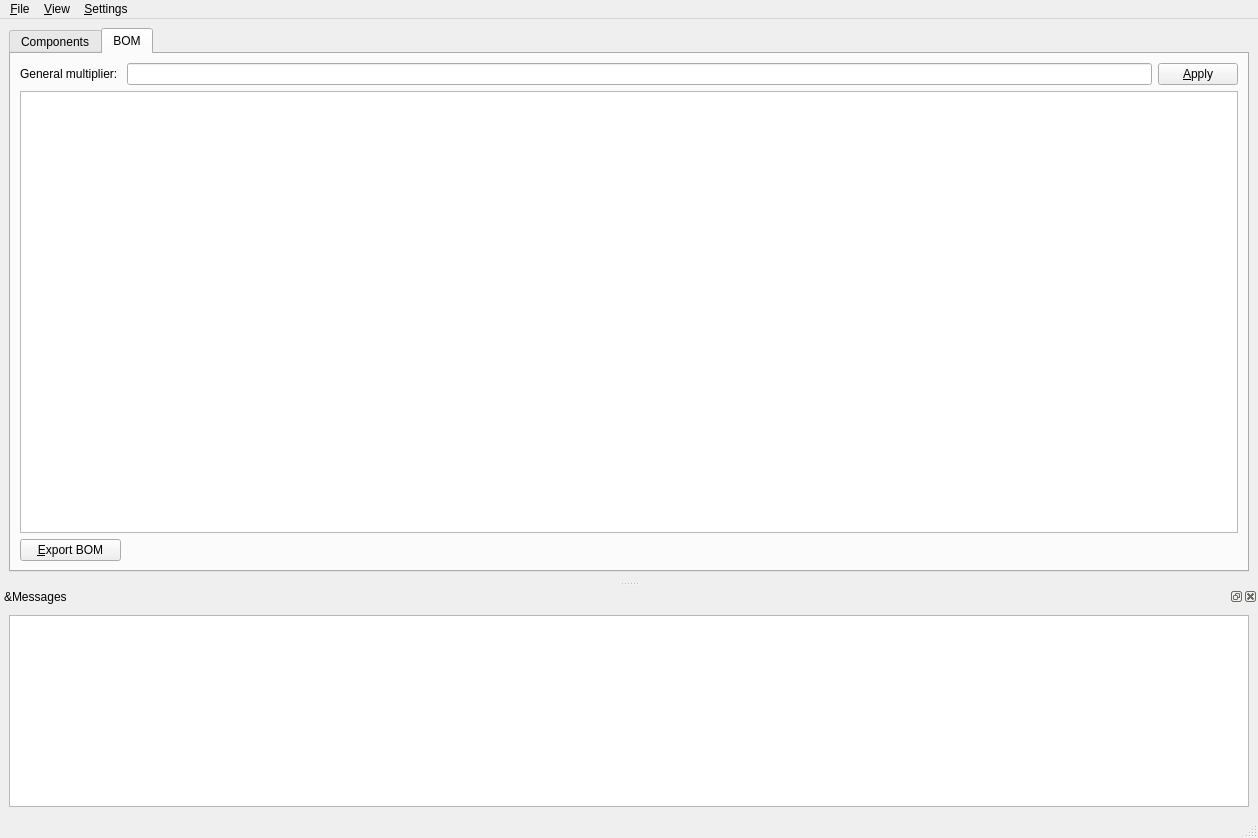
First picture: the form in BOMizator/BOMLinker.ui, repository dejfson/BOMizator, before the edit.
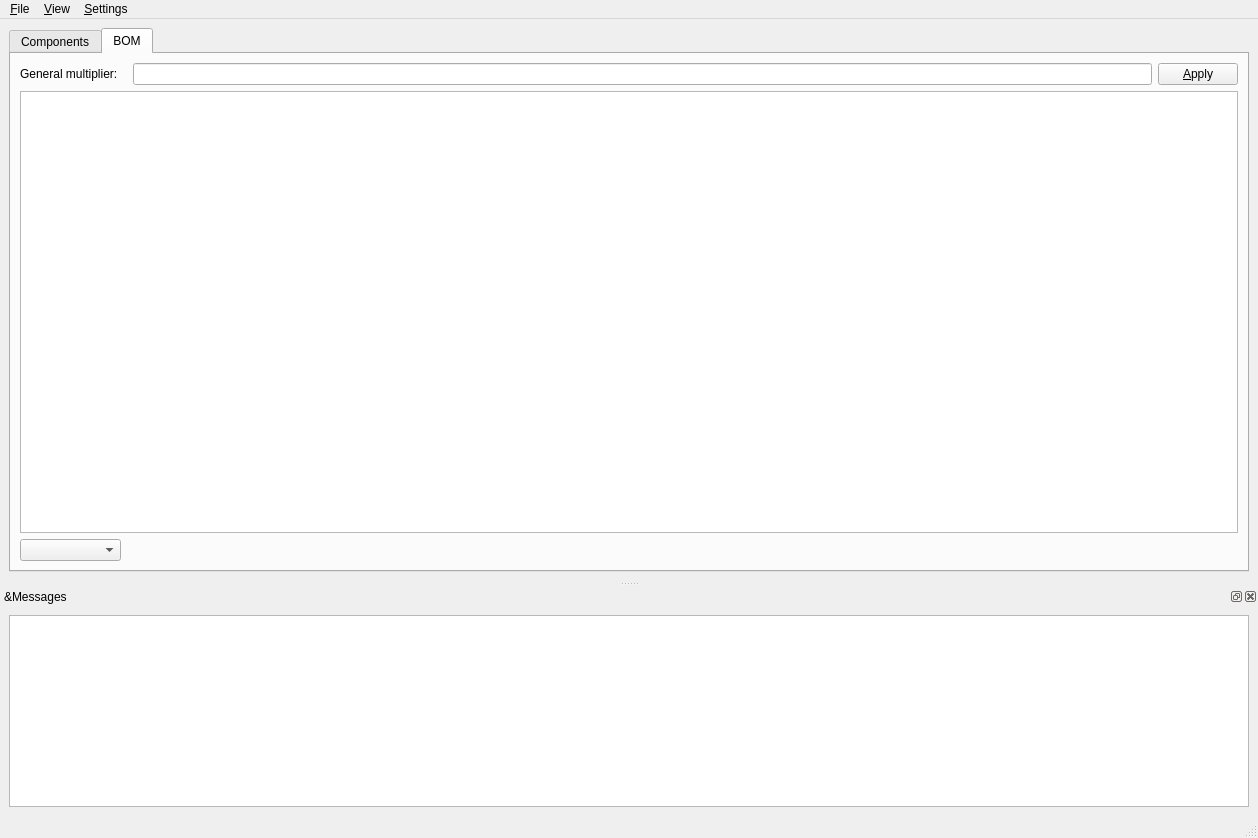
Second picture: the form after the edit. Custom widgets are drawn as their Qt base class.

```diff
--- a/BOMizator/BOMLinker.ui
+++ b/BOMizator/BOMLinker.ui
@@ -97,28 +97,21 @@
           </property>
          </widget>
         </item>
-        <item row="2" column="0">
-         <widget class="QPushButton" name="bomExport">
-          <property name="text">
-           <string>&amp;Export BOM</string>
-          </property>
-         </widget>
-        </item>
-        <item row="0" column="1">
-         <widget class="QLineEdit" name="bomMultiplier">
-          <property name="text">
-           <string/>
-          </property>
-         </widget>
-        </item>
         <item row="0" column="2">
+         <widget class="QLineEdit" name="bomMultiplier">
+          <property name="text">
+           <string/>
+          </property>
+         </widget>
+        </item>
+        <item row="0" column="3">
          <widget class="QPushButton" name="bomApply">
           <property name="text">
            <string>&amp;Apply</string>
           </property>
          </widget>
         </item>
-        <item row="1" column="0" colspan="3">
+        <item row="1" column="0" colspan="4">
          <widget class="QTreeView" name="bomView">
           <property name="contextMenuPolicy">
            <enum>Qt::CustomContextMenu</enum>
@@ -158,6 +151,16 @@
           </attribute>
          </widget>
         </item>
+        <item row="2" column="0">
+         <widget class="QComboBox" name="bomExport">
+          <property name="currentText">
+           <string/>
+          </property>
+          <property name="currentIndex">
+           <number>-1</number>
+          </property>
+         </widget>
+        </item>
        </layout>
       </widget>
      </widget>
@@ -170,7 +173,7 @@
      <x>0</x>
      <y>0</y>
      <width>1258</width>
-     <height>44</height>
+     <height>19</height>
     </rect>
    </property>
    <widget class="QMenu" name="menu_View">
```
